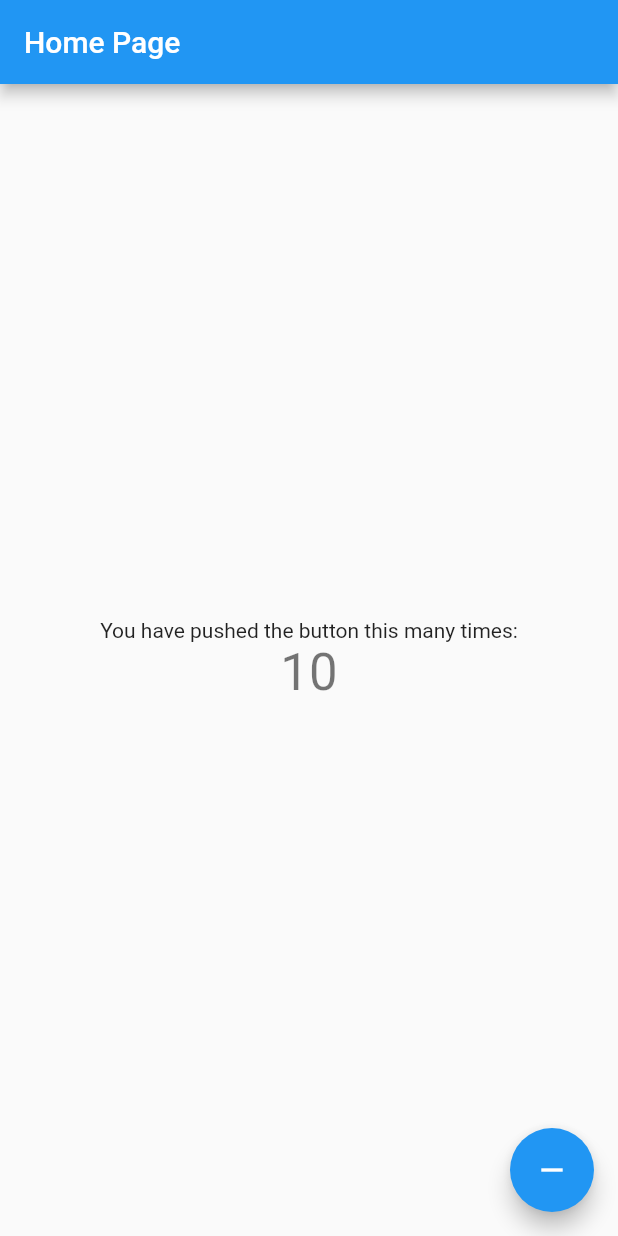
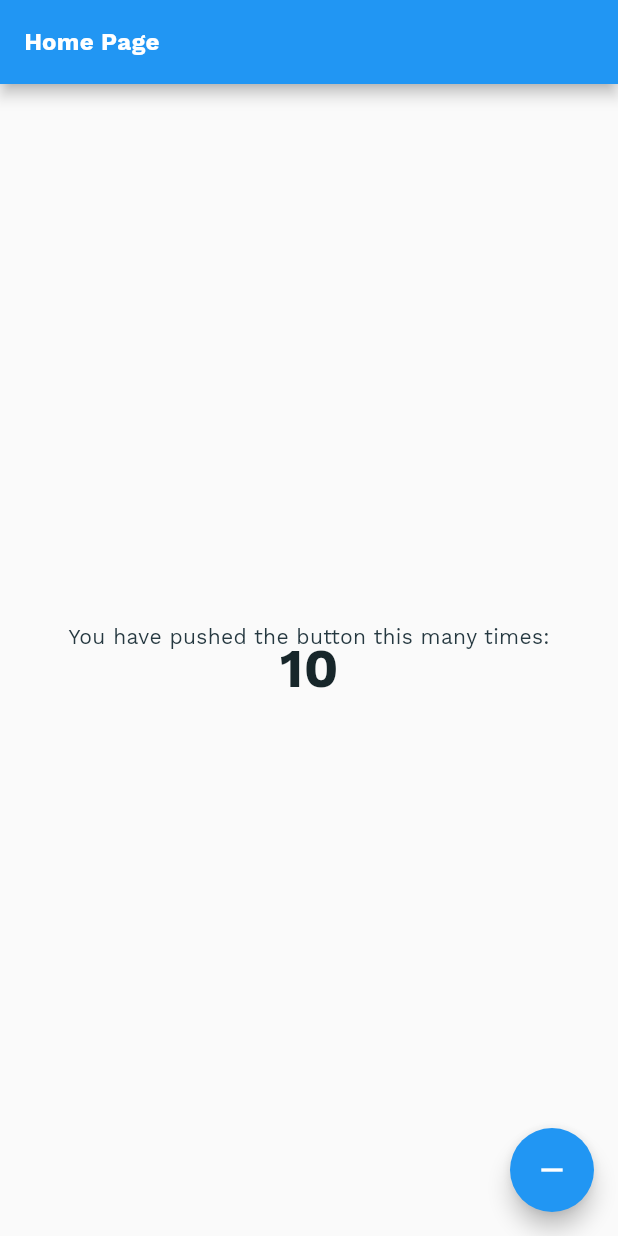
Before and after one commit to pouriashiralipour/flutter_ui_template, a Flutter app: the screen it shows after launch, on a phone screen of 412 x 824 dp. Run offline on Flutter 3.47's test engine with Material 2 defaults, Android fonts, the phone set to English and light mode, and no system bars.

Commit message:
create app theme file and add it to main

```diff
--- /dev/null
+++ b/lib/app_theme.dart
@@ -0,0 +1,89 @@
+import 'package:flutter/material.dart';
+
+class AppTheme {
+  AppTheme._();
+
+  static const Color notWhite = Color(0xFFEDF0F2);
+  static const Color nearlyWhite = Color(0xFFFEFEFE);
+  static const Color white = Color(0xFFFFFFFF);
+  static const Color nearlyBlack = Color(0xFF213333);
+  static const Color grey = Color(0xFF3A5160);
+  static const Color darkGrey = Color(0xFF313A44);
+
+  static const Color darkText = Color(0xFF253840);
+  static const Color darkerText = Color(0xFF17262A);
+  static const Color lightText = Color(0xFF4A6572);
+  static const Color deactivatedText = Color(0xFF767676);
+  static const Color dismissibleBackground = Color(0xFF364A54);
+  static const Color chipBackground = Color(0xFFEEF1F3);
+  static const Color spacer = Color(0xFFF2F2F2);
+  static const String fontName = 'WorkSans';
+
+  static const TextTheme textTheme = TextTheme(
+    headline4: display1,
+    headline5: headline,
+    headline6: title,
+    subtitle2: subtitle,
+    bodyText2: body2,
+    bodyText1: body1,
+    caption: caption,
+  );
+
+  static const TextStyle display1 = TextStyle( // h4 -> display1
+    fontFamily: fontName,
+    fontWeight: FontWeight.bold,
+    fontSize: 36,
+    letterSpacing: 0.4,
+    height: 0.9,
+    color: darkerText,
+  );
+
+  static const TextStyle headline = TextStyle( // h5 -> headline
+    fontFamily: fontName,
+    fontWeight: FontWeight.bold,
+    fontSize: 24,
+    letterSpacing: 0.27,
+    color: darkerText,
+  );
+
+  static const TextStyle title = TextStyle( // h6 -> title
+    fontFamily: fontName,
+    fontWeight: FontWeight.bold,
+    fontSize: 16,
+    letterSpacing: 0.18,
+    color: darkerText,
+  );
+
+  static const TextStyle subtitle = TextStyle( // subtitle2 -> subtitle
+    fontFamily: fontName,
+    fontWeight: FontWeight.w400,
+    fontSize: 14,
+    letterSpacing: -0.04,
+    color: darkText,
+  );
+
+  static const TextStyle body2 = TextStyle( // body1 -> body2
+    fontFamily: fontName,
+    fontWeight: FontWeight.w400,
+    fontSize: 14,
+    letterSpacing: 0.2,
+    color: darkText,
+  );
+
+  static const TextStyle body1 = TextStyle( // body2 -> body1
+    fontFamily: fontName,
+    fontWeight: FontWeight.w400,
+    fontSize: 16,
+    letterSpacing: -0.05,
+    color: darkText,
+  );
+
+  static const TextStyle caption = TextStyle( // Caption -> caption
+    fontFamily: fontName,
+    fontWeight: FontWeight.w400,
+    fontSize: 12,
+    letterSpacing: 0.2,
+    color: lightText, // was lightText
+  );
+
+}
--- a/lib/main.dart
+++ b/lib/main.dart
@@ -1,4 +1,8 @@
+import 'dart:io';
+import 'package:flutter/foundation.dart' show kIsWeb;
 import 'package:flutter/material.dart';
+import 'package:flutter/services.dart';
+import 'package:flutter_ui_template/app_theme.dart';
 
 void main() {
   runApp(const MyApp());
@@ -10,20 +14,22 @@ class MyApp extends StatelessWidget {
   // This widget is the root of your application.
   @override
   Widget build(BuildContext context) {
+    SystemChrome.setSystemUIOverlayStyle(SystemUiOverlayStyle(
+      statusBarColor: Colors.transparent,
+      statusBarIconBrightness: Brightness.dark,
+      statusBarBrightness:
+          !kIsWeb && Platform.isAndroid ? Brightness.dark : Brightness.light,
+      systemNavigationBarColor: Colors.white,
+      systemNavigationBarDividerColor: Colors.transparent,
+      systemNavigationBarIconBrightness: Brightness.dark,
+    ));
     return MaterialApp(
       debugShowCheckedModeBanner: false,
-      title: 'Flutter Demo',
+      title: 'Flutter UI',
       theme: ThemeData(
-        // This is the theme of your application.
-        //
-        // Try running your application with "flutter run". You'll see the
-        // application has a blue toolbar. Then, without quitting the app, try
-        // changing the primarySwatch below to Colors.green and then invoke
-        // "hot reload" (press "r" in the console where you ran "flutter run",
-        // or simply save your changes to "hot reload" in a Flutter IDE).
-        // Notice that the counter didn't reset back to zero; the application
-        // is not restarted.
         primarySwatch: Colors.blue,
+        textTheme: AppTheme.textTheme,
+        platform: TargetPlatform.android,
       ),
       home: const MyHomePage(title: 'Home Page'),
     );
--- a/pubspec.yaml
+++ b/pubspec.yaml
@@ -34,6 +34,10 @@ dependencies:
   # The following adds the Cupertino Icons font to your application.
   # Use with the CupertinoIcons class for iOS style icons.
   cupertino_icons: ^1.0.2
+  font_awesome_flutter: ^9.0.0
+  flutter_rating_bar: ^4.0.0
+  intl: ^0.17.0
+  animations: ^2.0.0
 
 dev_dependencies:
   flutter_test:
```
Also changed, not shown: pubspec.lock.
